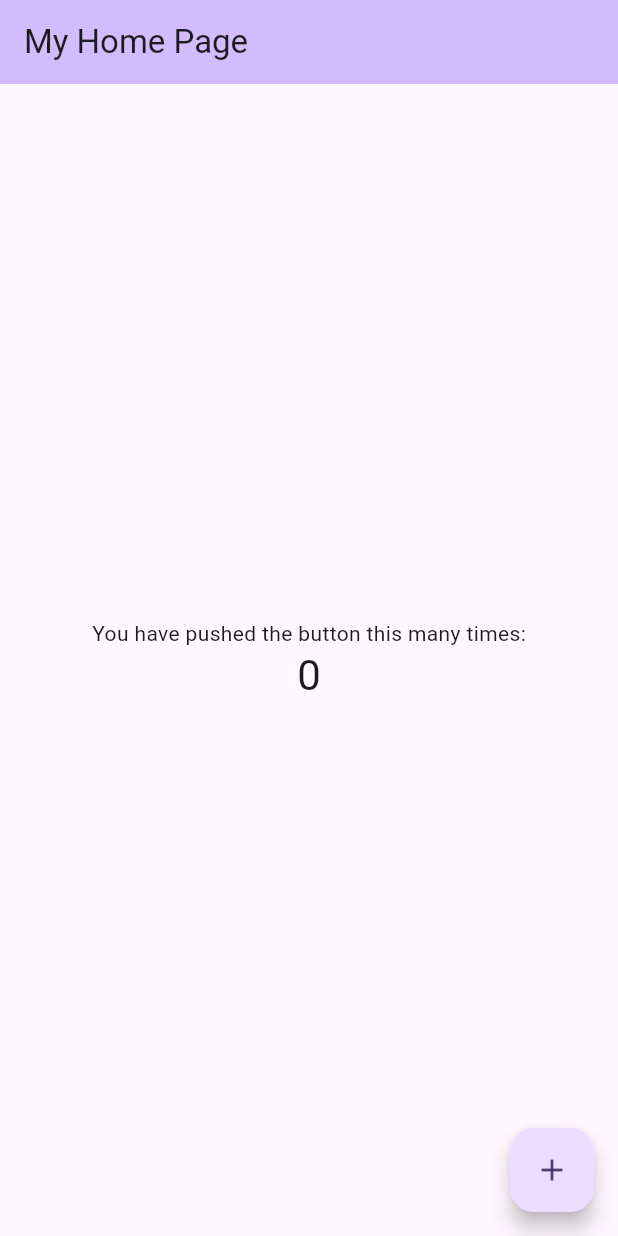
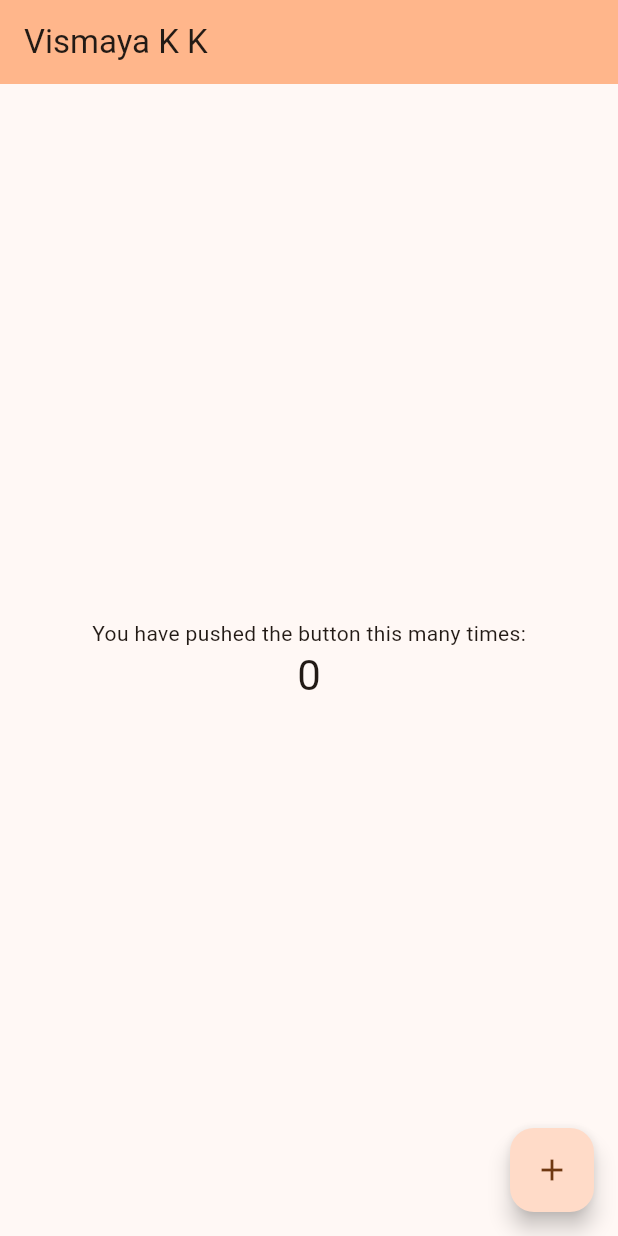
Before and after one commit to VismayaKK245/kiwidemo, a Flutter app: the screen it shows after launch, on a phone screen of 412 x 824 dp. Run offline on Flutter 3.47's test engine with Material 3 defaults, Android fonts, the phone set to English and light mode, and no system bars.

```diff
--- a/lib/main.dart
+++ b/lib/main.dart
@@ -28,10 +28,10 @@ class MyApp extends StatelessWidget {
         //
         // This works for code too, not just values: Most code changes can be
         // tested with just a hot reload.
-        colorScheme: ColorScheme.fromSeed(seedColor: Colors.deepPurple),
+        colorScheme: ColorScheme.fromSeed(seedColor: Color.fromARGB(255, 203, 97, 4)),
         useMaterial3: true,
       ),
-      home: const MyHomePage(title: 'My Home Page'),
+      home: const MyHomePage(title: 'Vismaya K K'),
     );
   }
 }
```
